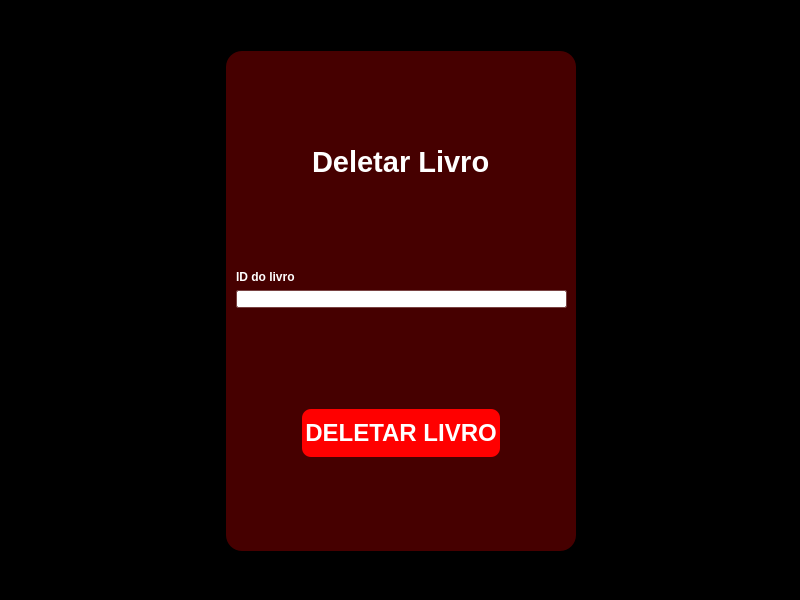
Before: the Qt Designer form views/deletarLivro.ui in eliasasa/biblioteca_poo, drawn with Qt 5.
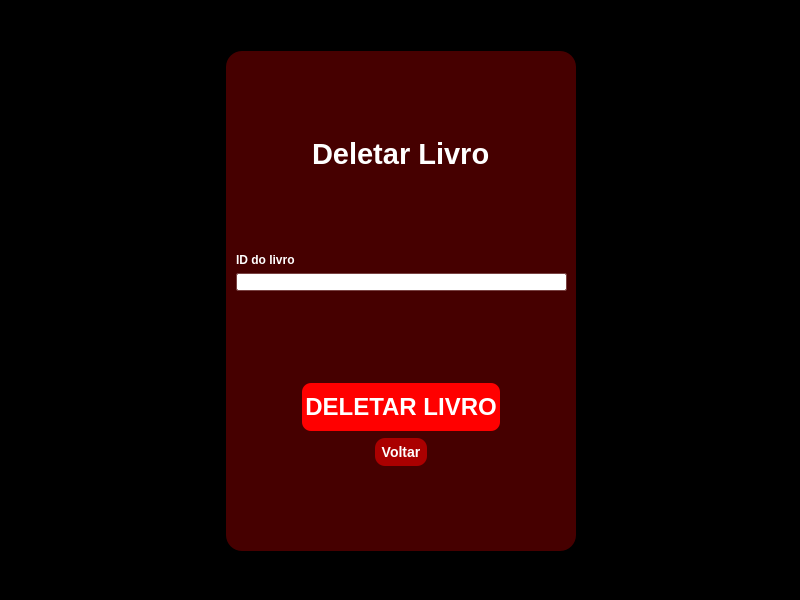
After: the same form once the commit is applied.

```diff
--- a/views/deletarLivro.ui
+++ b/views/deletarLivro.ui
@@ -198,6 +198,24 @@
              </property>
             </widget>
            </item>
+           <item alignment="Qt::AlignHCenter">
+            <widget class="QPushButton" name="delLivro_home">
+             <property name="cursor">
+              <cursorShape>PointingHandCursor</cursorShape>
+             </property>
+             <property name="styleSheet">
+              <string notr="true">background-color:  rgb(170, 0, 0);
+border-radius: 10px;
+font: bold 14px;
+padding: 6px;
+color:  white;
+</string>
+             </property>
+             <property name="text">
+              <string>Voltar</string>
+             </property>
+            </widget>
+           </item>
            <item>
             <spacer name="verticalSpacer_6">
              <property name="orientation">
```
